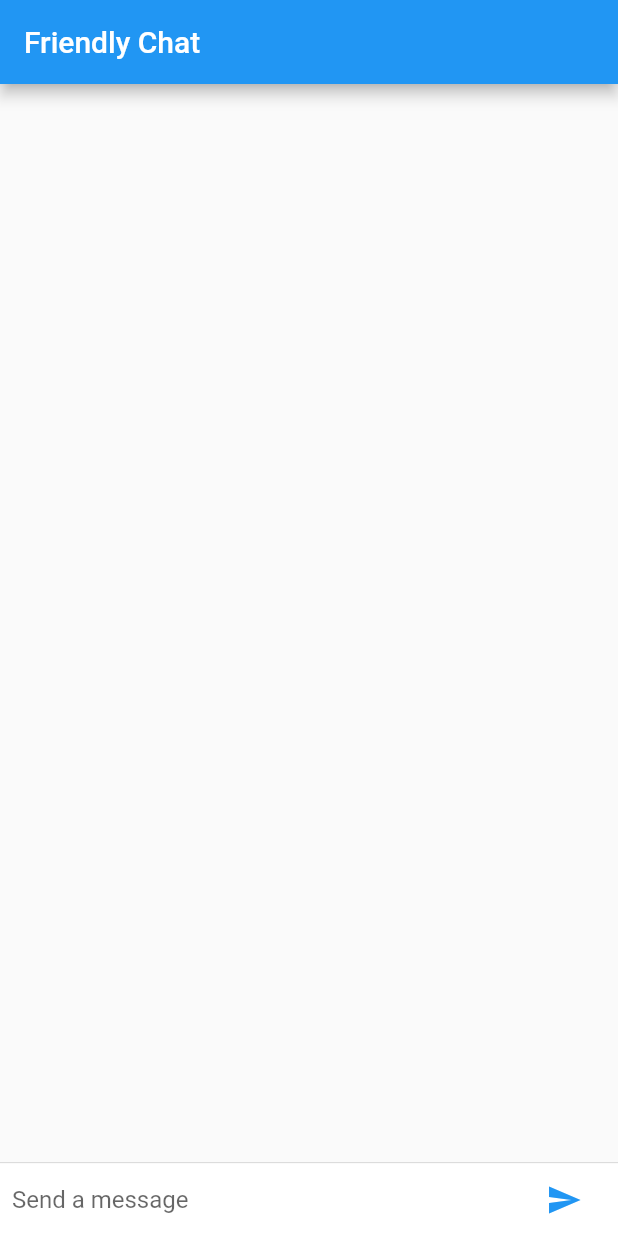
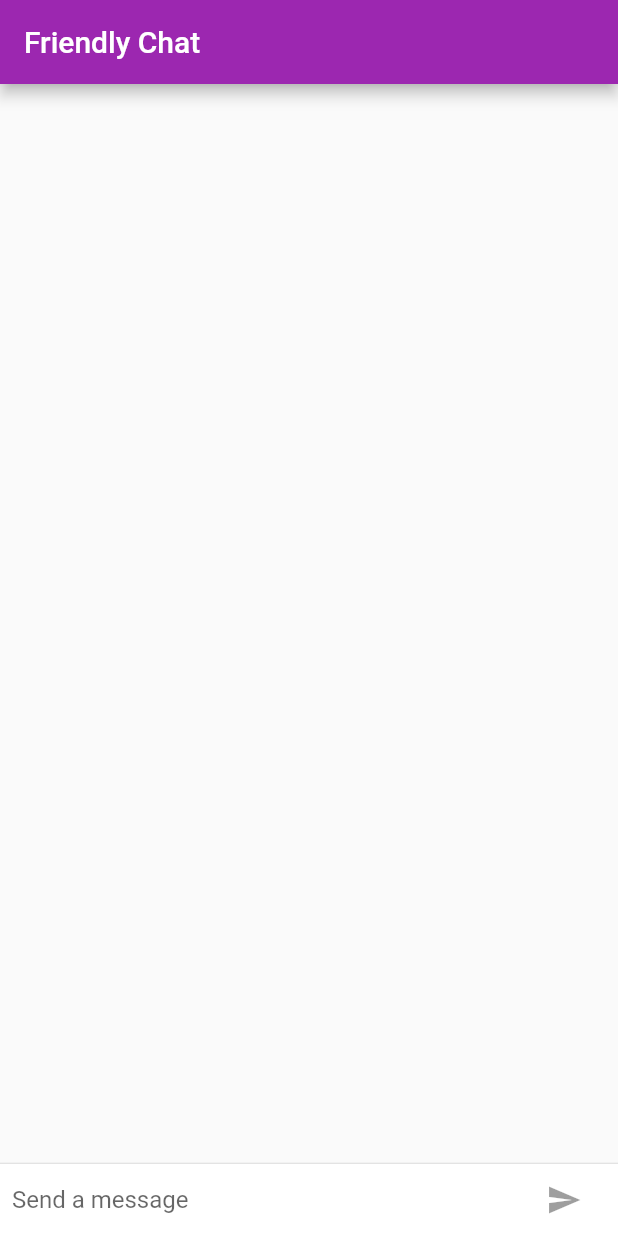
Before and after one commit to dramalcolm/Samplechat, a Flutter app: the screen it shows after launch, on a phone screen of 412 x 824 dp. Run offline on Flutter 3.47's test engine with Material 2 defaults, Android fonts, the phone set to English and light mode, and no system bars.

Commit message:
update to ChatScreen

```diff
--- a/lib/main.dart
+++ b/lib/main.dart
@@ -1,8 +1,19 @@
 import 'package:flutter/material.dart';
+import 'package:flutter/cupertino.dart';
 import 'package:flutter/foundation.dart';
-import 'package:flutter/cupertino.dart';
 
-const String _name = "Douglas Malcolm";
+final ThemeData kIOSTheme = new ThemeData(
+  primarySwatch: Colors.orange,
+  primaryColor: Colors.grey[100],
+  primaryColorBrightness: Brightness.light,
+);
+
+final ThemeData kDefaultTheme = new ThemeData(
+  primarySwatch: Colors.purple,
+  accentColor: Colors.orangeAccent[400],
+);
+
+const String _name = "Dramalcolm";
 
 void main() {
   runApp(new FriendlychatApp());
@@ -12,97 +23,130 @@ class FriendlychatApp extends StatelessWidget {
   @override
   Widget build(BuildContext context) {
     return new MaterialApp(
-      title: "Friendlychat",
+      title: "Friendly Chat",
+      theme: defaultTargetPlatform == TargetPlatform.iOS
+          ? kIOSTheme
+          : kDefaultTheme,
       home: new ChatScreen(),
     );
   }
 }
-
 
 class ChatScreen extends StatefulWidget {
   @override
   State createState() => new ChatScreenState();
 }
 
-class ChatScreenState extends State<ChatScreen> {
+class ChatScreenState extends State<ChatScreen>{
   final List<ChatMessage> _messages = <ChatMessage>[];
   final TextEditingController _textController = new TextEditingController();
+  bool _isComposing = false;
 
   @override
   Widget build(BuildContext context) {
     return new Scaffold(
-      appBar: new AppBar(title: new Text("Friendly Chat")),
-      body: new Column(
-        children: <Widget>[
+        appBar: new AppBar(
+          title: new Text("Friendly Chat"),
+          elevation: Theme.of(context).platform == TargetPlatform.iOS ? 0.0 : 4.0,
+        ),
+        body: new Column(children: <Widget>[
           new Flexible(
               child: new ListView.builder(
                 padding: new EdgeInsets.all(8.0),
                 reverse: true,
-                itemBuilder: (_,int index) => _messages[index],
+                itemBuilder: (_, int index) => _messages[index],
                 itemCount: _messages.length,
-              ),
-          ),
-          new Divider(height: 2.0),
+              )),
+          new Divider(height: 1.0),
           new Container(
-            decoration: new BoxDecoration(
-              color: Theme.of(context).cardColor,
-            ),
+            decoration:
+            new BoxDecoration(color: Theme.of(context).cardColor),
             child: _buildTextComposer(),
           ),
-        ],
-      ),
+        ]));
+  }
 
-    );
-  }
   Widget _buildTextComposer() {
-
     return new IconTheme(
       data: new IconThemeData(color: Theme.of(context).accentColor),
       child: new Container(
           margin: const EdgeInsets.symmetric(horizontal: 8.0),
-          child: new Row(
-            children: <Widget>[
+          child: new Row(children: <Widget>[
             new Flexible(
               child: new TextField(
                 controller: _textController,
+                onChanged: (String text) {
+                  setState(() {
+                    _isComposing = text.length > 0;
+                  });
+                },
                 onSubmitted: _handleSubmitted,
-                  decoration: new InputDecoration.collapsed(
-                      hintText: "Send a message"),
+                decoration:
+                new InputDecoration.collapsed(hintText: "Send a message"),
               ),
             ),
             new Container(
                 margin: new EdgeInsets.symmetric(horizontal: 4.0),
-                child: new IconButton(
+                child: Theme.of(context).platform == TargetPlatform.iOS
+                    ? new CupertinoButton(
+                  child: new Text("Send"),
+                  onPressed: _isComposing
+                      ? () => _handleSubmitted(_textController.text)
+                      : null,
+                )
+                    : new IconButton(
                   icon: new Icon(Icons.send),
-                  onPressed: () => _handleSubmitted(_textController.text),
-
-                ),
-              ),
-            ],
-
-          ),
-        ),
+                  onPressed: _isComposing
+                      ? () => _handleSubmitted(_textController.text)
+                      : null,
+                )),
+          ]),
+          decoration: Theme.of(context).platform == TargetPlatform.iOS
+              ? new BoxDecoration(
+              border:
+              new Border(top: new BorderSide(color: Colors.grey[200])))
+              : null),
     );
-
   }
 
-  void _handleSubmitted(String input) {
+  void _handleSubmitted(String text) {
     _textController.clear();
+    setState(() {
+      _isComposing = false;
+    });
     ChatMessage message = new ChatMessage(
-      text: input,
+      text: text,
+      animationController: new AnimationController(
+        duration: new Duration(milliseconds: 700),
+        vsync: this,
+      ),
     );
     setState(() {
       _messages.insert(0, message);
     });
+    message.animationController.forward();
+  }
+
+  @override
+  void dispose() {
+    for (ChatMessage message in _messages)
+      message.animationController.dispose();
+    super.dispose();
   }
 }
 
+@override
 class ChatMessage extends StatelessWidget {
-  ChatMessage({this.text});
+  ChatMessage({this.text, this.animationController});
   final String text;
-  @override
+  final AnimationController animationController;
+
   Widget build(BuildContext context) {
-    return new Container(
+    return new SizeTransition(
+      sizeFactor: new CurvedAnimation(
+          parent: animationController, curve: Curves.easeOut),
+      axisAlignment: 0.0,
+      child: new Container(
         margin: const EdgeInsets.symmetric(vertical: 10.0),
         child: new Row(
           crossAxisAlignment: CrossAxisAlignment.start,
@@ -111,7 +155,8 @@ class ChatMessage extends StatelessWidget {
               margin: const EdgeInsets.only(right: 16.0),
               child: new CircleAvatar(child: new Text(_name[0])),
             ),
-          new Column(
+            new Expanded(
+              child: new Column(
                 crossAxisAlignment: CrossAxisAlignment.start,
                 children: <Widget>[
                   new Text(_name, style: Theme.of(context).textTheme.subhead),
@@ -121,7 +166,9 @@ class ChatMessage extends StatelessWidget {
                   ),
                 ],
               ),
+            ),
           ],
+        ),
       ),
     );
   }
```
Lines whose indentation alone changed are shown as unchanged.
